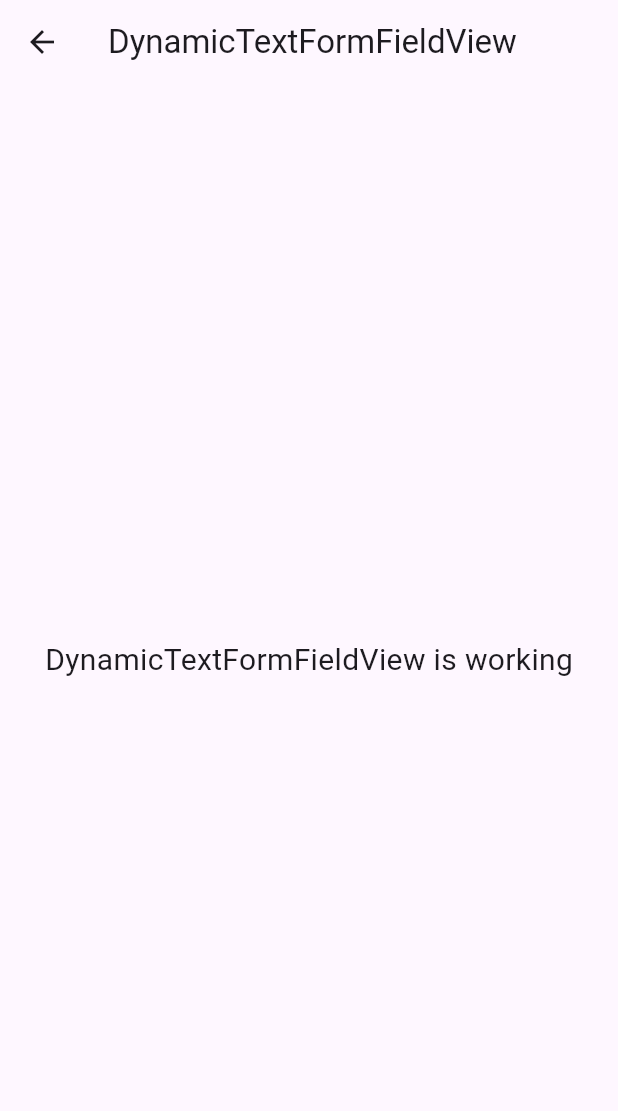
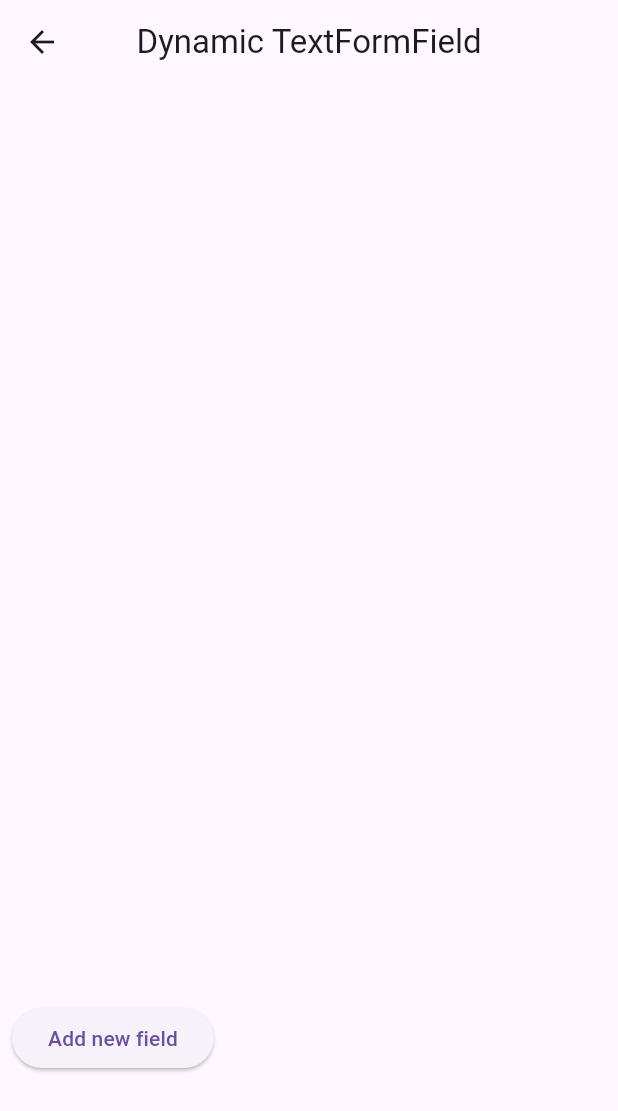
Before and after one commit to bikashpaulbp/flutter_practice, a Flutter app: the DynamicTextFormFieldView screen opened by its route, on a phone screen of 412 x 824 dp. Shown: the top 1111 px of the screen. Run offline on Flutter 3.47's test engine with Material 3 defaults, Android fonts, the phone set to English and light mode, and no system bars; our stand-ins replace get; missing offline and left inert: flutter_inappwebview.

Commit message:
dynamic textformfield and webview

```diff
--- a/lib/app/modules/dynamic_textFormField/views/dynamic_text_form_field_view.dart
+++ b/lib/app/modules/dynamic_textFormField/views/dynamic_text_form_field_view.dart
@@ -8,17 +8,56 @@ class DynamicTextFormFieldView extends GetView<DynamicTextFormFieldController> {
   const DynamicTextFormFieldView({Key? key}) : super(key: key);
   @override
   Widget build(BuildContext context) {
+    List<TextEditingController> controllers = [];
+
     return Scaffold(
       appBar: AppBar(
-        title: const Text('DynamicTextFormFieldView'),
+        title: const Text('Dynamic TextFormField'),
         centerTitle: true,
       ),
-      body: const Center(
-        child: Text(
-          'DynamicTextFormFieldView is working',
-          style: TextStyle(fontSize: 20),
+      body: StatefulBuilder(
+        builder: (context, setState) => SafeArea(
+          child: Column(
+            mainAxisAlignment: MainAxisAlignment.start,
+            crossAxisAlignment: CrossAxisAlignment.start,
+            children: [
+              Expanded(
+                child: Padding(
+                  padding: const EdgeInsets.all(8.0),
+                  child: ListView.builder(
+                    itemCount: controllers.length,
+                    itemBuilder: (context, index) {
+                      return Padding(
+                        padding: const EdgeInsets.all(8.0),
+                        child: TextFormField(
+                          controller: controllers[index],
+                          decoration: InputDecoration(
+                              labelText: "Enter your text",
+                              border: OutlineInputBorder()),
+                        ),
+                      );
+                    },
+                  ),
+                ),
+              ),
+              Padding(
+                padding: const EdgeInsets.all(8.0),
+                child: ElevatedButton(
+                    onPressed: () {
+                      setState(() {
+                        controllers.add(TextEditingController());
+                      });
+                    },
+                    child: Text("Add new field")),
+              ),
+              SizedBox(
+                height: 100,
+              )
+            ],
+          ),
         ),
       ),
+
     );
   }
 }
--- a/lib/app/routes/app_routes.dart
+++ b/lib/app/routes/app_routes.dart
@@ -5,10 +5,12 @@ abstract class Routes {
   Routes._();
   static const HOME = _Paths.HOME;
   static const DYNAMIC_TEXT_FORM_FIELD = _Paths.DYNAMIC_TEXT_FORM_FIELD;
+  static const WEBVIEW = _Paths.WEBVIEW;
 }
 
 abstract class _Paths {
   _Paths._();
   static const HOME = '/home';
   static const DYNAMIC_TEXT_FORM_FIELD = '/dynamic-text-form-field';
+  static const WEBVIEW = '/webview';
 }
--- a/pubspec.yaml
+++ b/pubspec.yaml
@@ -10,6 +10,7 @@ dependencies:
   get: 4.6.6
   flutter:
     sdk: flutter
+  flutter_inappwebview: ^6.0.0
 
 dev_dependencies:
   flutter_lints: ^2.0.0
```
Also changed, not shown: lib/app/modules/home/views/home_view.dart (+15 -2 lines), lib/app/modules/webview/bindings/webview_binding.dart (added, +12 -0 lines), lib/app/modules/webview/controllers/webview_controller.dart (added, +23 -0 lines), lib/app/modules/webview/views/webview_view.dart (added, +47 -0 lines), lib/app/routes/app_pages.dart (+7 -0 lines), pubspec.lock, 1 other file.
